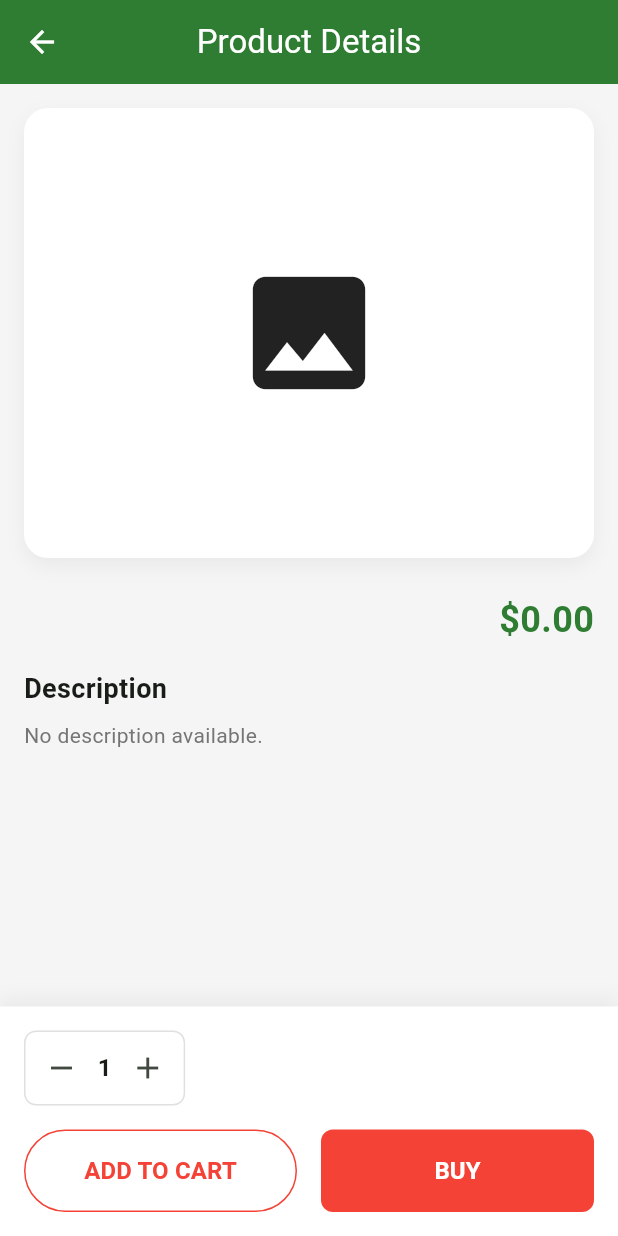
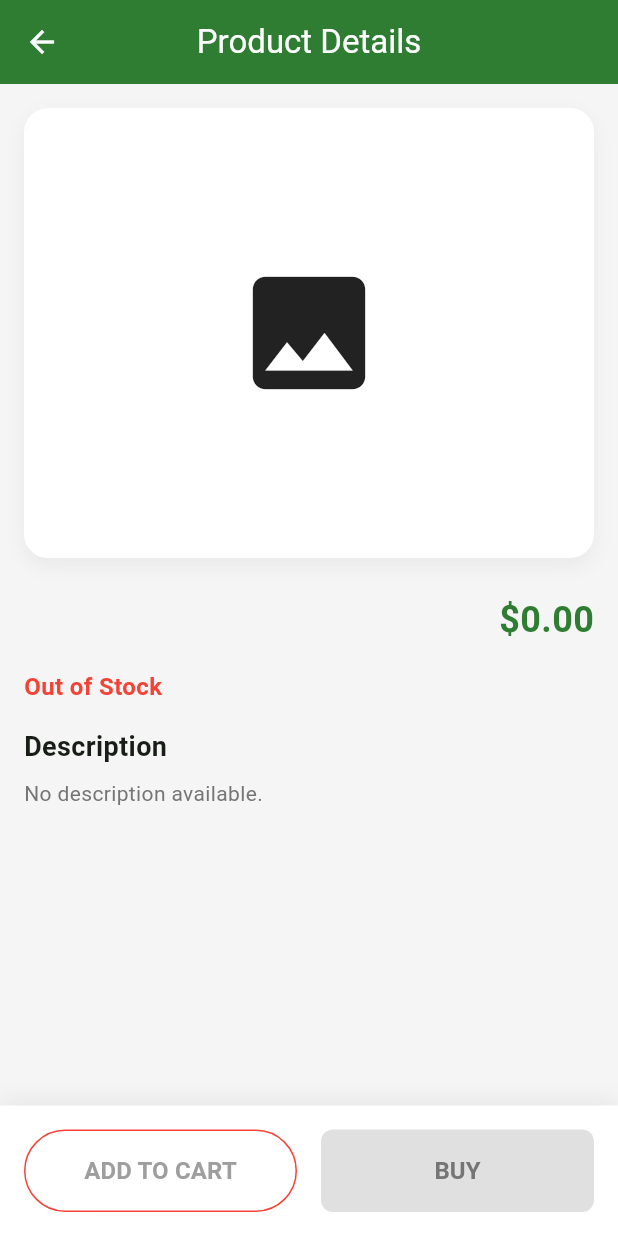
Before and after one commit to ayse-aktas/flutter_admin_panel_development, a Flutter app: the ProductDetailScreen screen opened directly with empty values, on a phone screen of 412 x 824 dp. Run offline on Flutter 3.47's test engine with Material 3 defaults, Android fonts, the light colour scheme and no system bars; our stand-ins replace cloud_firestore, firebase_auth, firebase_core, image_picker; accounts and stored records are empty.

Commit message:
feat: implement stock management and validation in product details and cart logic

```diff
--- a/lib/screens/user/product_detail_screen.dart
+++ b/lib/screens/user/product_detail_screen.dart
@@ -99,6 +99,21 @@ class _ProductDetailScreenState extends State<ProductDetailScreen> {
                   ),
                   const SizedBox(height: 16),
 
+                  // Stock Info
+                  Text(
+                    widget.product.stock > 0
+                        ? 'In Stock: ${widget.product.stock}'
+                        : 'Out of Stock',
+                    style: TextStyle(
+                      fontSize: 16,
+                      fontWeight: FontWeight.bold,
+                      color: widget.product.stock > 0
+                          ? Colors.green
+                          : Colors.red,
+                    ),
+                  ),
+                  const SizedBox(height: 16),
+
                   // Description Title
                   const Text(
                     'Description',
@@ -140,6 +155,7 @@ class _ProductDetailScreenState extends State<ProductDetailScreen> {
                 mainAxisSize: MainAxisSize.min,
                 children: [
                   // Quantity Selector
+                  if (widget.product.stock > 0) ...[
                     Row(
                       children: [
                         Container(
@@ -166,7 +182,9 @@ class _ProductDetailScreenState extends State<ProductDetailScreen> {
                               ),
                               IconButton(
                                 icon: const Icon(Icons.add),
-                              onPressed: _incrementQuantity,
+                                onPressed: _quantity < widget.product.stock
+                                    ? _incrementQuantity
+                                    : null,
                                 constraints: const BoxConstraints(
                                   minWidth: 40,
                                   minHeight: 40,
@@ -176,30 +194,54 @@ class _ProductDetailScreenState extends State<ProductDetailScreen> {
                           ),
                         ),
                         const SizedBox(width: 16),
+                        if (_quantity >= widget.product.stock)
+                          const Text(
+                            'Max stock reached',
+                            style: TextStyle(color: Colors.red, fontSize: 12),
+                          ),
                       ],
                     ),
                     const SizedBox(height: 16),
+                  ],
+
                   Row(
                     children: [
                       // Add to Cart Button
                       Expanded(
                         child: OutlinedButton(
-                          onPressed: () {
-                            context.read<CartService>().addToCart(
+                          onPressed: widget.product.stock > 0
+                              ? () {
+                                  final success = context
+                                      .read<CartService>()
+                                      .addToCart(
                                         widget.product,
                                         quantity: _quantity,
                                       );
+                                  if (success) {
                                     ScaffoldMessenger.of(context).showSnackBar(
                                       const SnackBar(
                                         content: Text('Added to Cart'),
                                         duration: Duration(seconds: 1),
                                       ),
                                     );
-                          },
+                                  } else {
+                                    ScaffoldMessenger.of(context).showSnackBar(
+                                      const SnackBar(
+                                        content: Text(
+                                          'Cannot add more than available stock',
+                                        ),
+                                        backgroundColor: Colors.red,
+                                      ),
+                                    );
+                                  }
+                                }
+                              : null,
                           style: OutlinedButton.styleFrom(
                             padding: const EdgeInsets.symmetric(vertical: 16),
                             side: const BorderSide(color: Colors.red),
                             foregroundColor: Colors.red,
+                            disabledForegroundColor: Colors.grey,
+                            disabledMouseCursor: SystemMouseCursors.forbidden,
                           ),
                           child: const Text(
                             'ADD TO CART',
@@ -215,11 +257,15 @@ class _ProductDetailScreenState extends State<ProductDetailScreen> {
                       // Buy Button
                       Expanded(
                         child: ElevatedButton(
-                          onPressed: () {
-                            context.read<CartService>().addToCart(
+                          onPressed: widget.product.stock > 0
+                              ? () {
+                                  final success = context
+                                      .read<CartService>()
+                                      .addToCart(
                                         widget.product,
                                         quantity: _quantity,
                                       );
+                                  if (success) {
                                     ScaffoldMessenger.of(context).showSnackBar(
                                       const SnackBar(
                                         content: Text(
@@ -228,11 +274,25 @@ class _ProductDetailScreenState extends State<ProductDetailScreen> {
                                         duration: Duration(seconds: 2),
                                       ),
                                     );
-                          },
+                                    // Optional: Navigate to Cart
+                                  } else {
+                                    ScaffoldMessenger.of(context).showSnackBar(
+                                      const SnackBar(
+                                        content: Text(
+                                          'Cannot add more than available stock',
+                                        ),
+                                        backgroundColor: Colors.red,
+                                      ),
+                                    );
+                                  }
+                                }
+                              : null,
                           style: ElevatedButton.styleFrom(
                             padding: const EdgeInsets.symmetric(vertical: 16),
                             backgroundColor: Colors.red,
                             foregroundColor: Colors.white,
+                            disabledBackgroundColor: Colors.grey[300],
+                            disabledForegroundColor: Colors.grey[600],
                             elevation: 0,
                           ),
                           child: const Text(
--- a/lib/services/cart_service.dart
+++ b/lib/services/cart_service.dart
@@ -15,11 +15,20 @@ class CartService extends ChangeNotifier {
     return _items.length;
   }
 
-  void addToCart(ProductModel product, {int quantity = 1}) {
+  bool addToCart(ProductModel product, {int quantity = 1}) {
     // Check if product is already in cart
     final existingIndex = _items.indexWhere(
       (item) => item.product.productId == product.productId,
     );
+
+    int currentQuantityInCart = 0;
+    if (existingIndex >= 0) {
+      currentQuantityInCart = _items[existingIndex].quantity;
+    }
+
+    if (currentQuantityInCart + quantity > product.stock) {
+      return false; // Not enough stock
+    }
 
     if (existingIndex >= 0) {
       _items[existingIndex].quantity += quantity;
@@ -27,6 +36,7 @@ class CartService extends ChangeNotifier {
       _items.add(CartItemModel(product: product, quantity: quantity));
     }
     notifyListeners();
+    return true;
   }
 
   void removeFromCart(String productId) {
```
Lines whose indentation alone changed are shown as unchanged.
